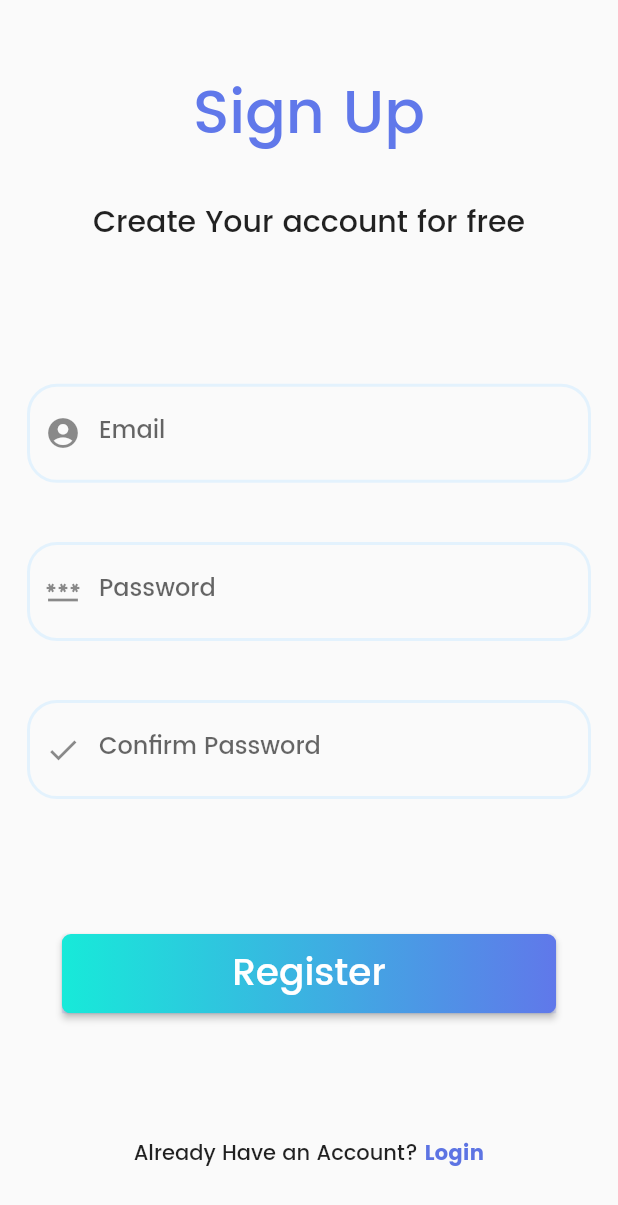
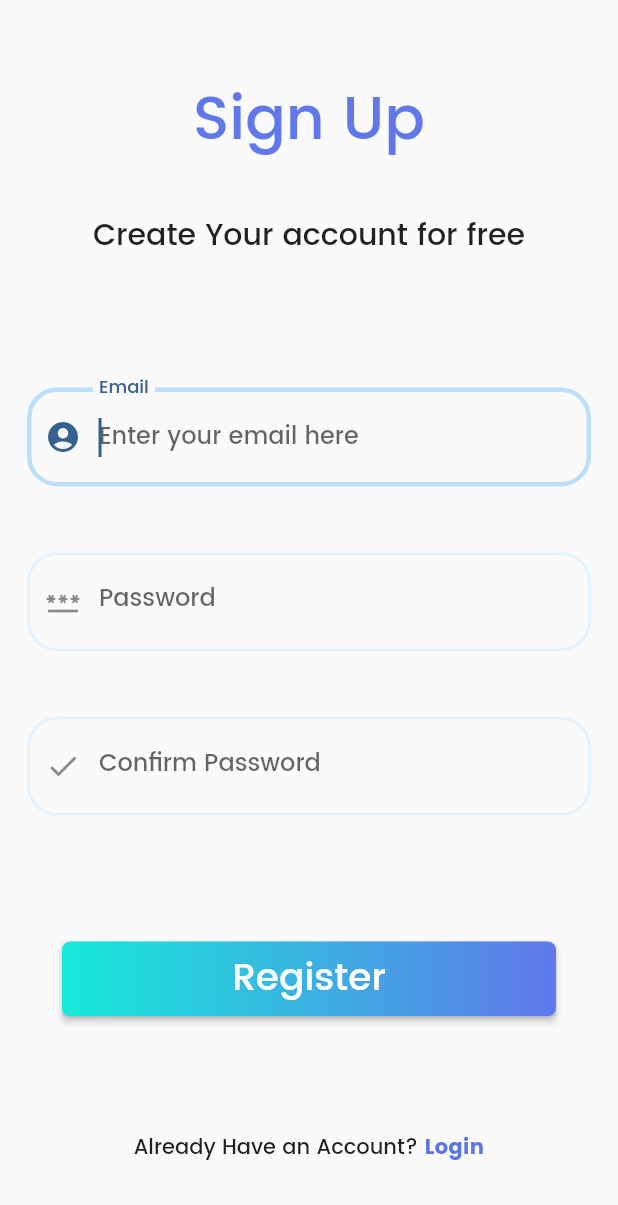
Before and after one commit to JirayuJanlert/flutter-mynotes, a Flutter app: the RegisterView screen opened directly, on a phone screen of 412 x 824 dp. Shown: the top 1205 px of the screen. Run offline on Flutter 3.47's test engine with Material 2 defaults, Android fonts, the phone set to English and light mode, and no system bars; our stand-ins replace bloc, cloud_firestore, equatable, firebase_auth, firebase_core, flutter_bloc and 4 more; accounts and stored records are empty; network calls fail.

Commit message:
CH44 - Final touches before app release

```diff
--- a/lib/services/auth/auth_provider.dart
+++ b/lib/services/auth/auth_provider.dart
@@ -15,4 +15,5 @@ abstract class AuthProvider {
   Future<void> reload();
   Future<void> logOut();
   Future<void> sendEmailVerification();
+  Future<void> sendPasswordReset({required String email});
 }//ec
--- a/lib/services/auth/auth_service.dart
+++ b/lib/services/auth/auth_service.dart
@@ -43,4 +43,8 @@ class AuthService implements AuthProvider {
 
   @override
   Future<void> reload() => provider.reload();
+
+  @override
+  Future<void> sendPasswordReset({required String email}) =>
+      provider.sendEmailVerification();
 }
--- a/lib/services/auth/bloc/auth_event.dart
+++ b/lib/services/auth/bloc/auth_event.dart
@@ -36,3 +36,8 @@ class AuthEventRegister extends AuthEvent {
 class AuthEventShouldRegister extends AuthEvent {
   const AuthEventShouldRegister();
 }
+
+class AuthEventForgotPassword extends AuthEvent {
+  final String? email;
+  const AuthEventForgotPassword({this.email});
+}
--- a/lib/services/auth/bloc/auth_state.dart
+++ b/lib/services/auth/bloc/auth_state.dart
@@ -47,6 +47,18 @@ class AuthStateLoggedOut extends AuthState with EquatableMixin {
 
 class AuthStateRegistering extends AuthState {
   final Exception? exception;
-  const AuthStateRegistering({required this.exception, required bool isLoading})
-      : super(isLoading: isLoading);
+  const AuthStateRegistering({
+    required this.exception,
+    required bool isLoading,
+  }) : super(isLoading: isLoading);
 }
+
+class AuthStateForgotPassword extends AuthState {
+  final Exception? exception;
+  final bool hasSentEmail;
+  const AuthStateForgotPassword({
+    required bool isLoading,
+    required this.exception,
+    required this.hasSentEmail,
+  }) : super(isLoading: isLoading);
+}
--- a/lib/views/notes/notes_view.dart
+++ b/lib/views/notes/notes_view.dart
@@ -32,7 +32,8 @@ class _NotesViewState extends State<NotesView> {
 
   @override
   Widget build(BuildContext context) {
-    return Scaffold(
+    return SafeArea(
+      child: Scaffold(
           appBar: AppBar(
             title: const Text('Your Notes'),
             actions: [
@@ -101,6 +102,7 @@ class _NotesViewState extends State<NotesView> {
                   default:
                     return customLoadingIndicator();
                 }
-            }));
+              })),
+    );
   }
 }
--- a/lib/views/register_view.dart
+++ b/lib/views/register_view.dart
@@ -56,9 +56,9 @@ class _RegisterViewState extends State<RegisterView> {
           }
         }
       },
-      child: Scaffold(
-        body: SafeArea(
-          child: LayoutBuilder(builder: (context, constraint) {
+      child: SafeArea(
+        child: Scaffold(
+          body: LayoutBuilder(builder: (context, constraint) {
             return SingleChildScrollView(
               scrollDirection: Axis.vertical,
               physics: const ScrollPhysics(),
@@ -81,7 +81,7 @@ class _RegisterViewState extends State<RegisterView> {
                             style: theme.textTheme.titleLarge,
                           ),
                           SizedBox(
-                            height: ScreenUtil().setHeight(100),
+                            height: ScreenUtil().setHeight(20),
                           ),
                           Padding(
                             padding: const EdgeInsets.all(8.0),
@@ -94,6 +94,7 @@ class _RegisterViewState extends State<RegisterView> {
                               },
                               keyboardType: TextInputType.emailAddress,
                               autocorrect: false,
+                              autofocus: true,
                               enableSuggestions: false,
                               controller: _email,
                               decoration: InputDecoration(
@@ -196,7 +197,7 @@ class _RegisterViewState extends State<RegisterView> {
                             ),
                           ),
                           SizedBox(
-                            height: ScreenUtil().setHeight(100),
+                            height: ScreenUtil().setHeight(20),
                           ),
                           ElevatedButton(
                             style: ElevatedButton.styleFrom(
@@ -230,14 +231,14 @@ class _RegisterViewState extends State<RegisterView> {
                                 child: Container(
                                     alignment: Alignment.center,
                                     width: 0.8.sw,
-                                    height: ScreenUtil().setHeight(150),
+                                    height: ScreenUtil().setHeight(50),
                                     child: const Text(
                                       'Register',
                                       style: TextStyle(fontSize: 25),
                                     ))),
                           ),
                           SizedBox(
-                            height: ScreenUtil().setHeight(100),
+                            height: ScreenUtil().setHeight(20),
                           ),
                           Row(
                             mainAxisAlignment: MainAxisAlignment.center,
```
Also changed, not shown: lib/helpers/loading/loading_screen.dart (+5 -5 lines), lib/services/auth/bloc/auth_bloc.dart (+42 -1 lines), lib/services/auth/firebase_auth_provider.dart (+18 -0 lines), lib/utilities/dialog/password_reset.dart (added, +13 -0 lines), lib/views/forgot_password_view.dart (added, +133 -0 lines), lib/views/home_page.dart (+11 -1 lines), lib/views/login_view.dart (+34 -23 lines), lib/views/notes/create_update_note_view.dart (+6 -4 lines), lib/views/veiry_email_view.dart (+9 -8 lines), 2 other files. Lines whose indentation alone changed are shown as unchanged.
